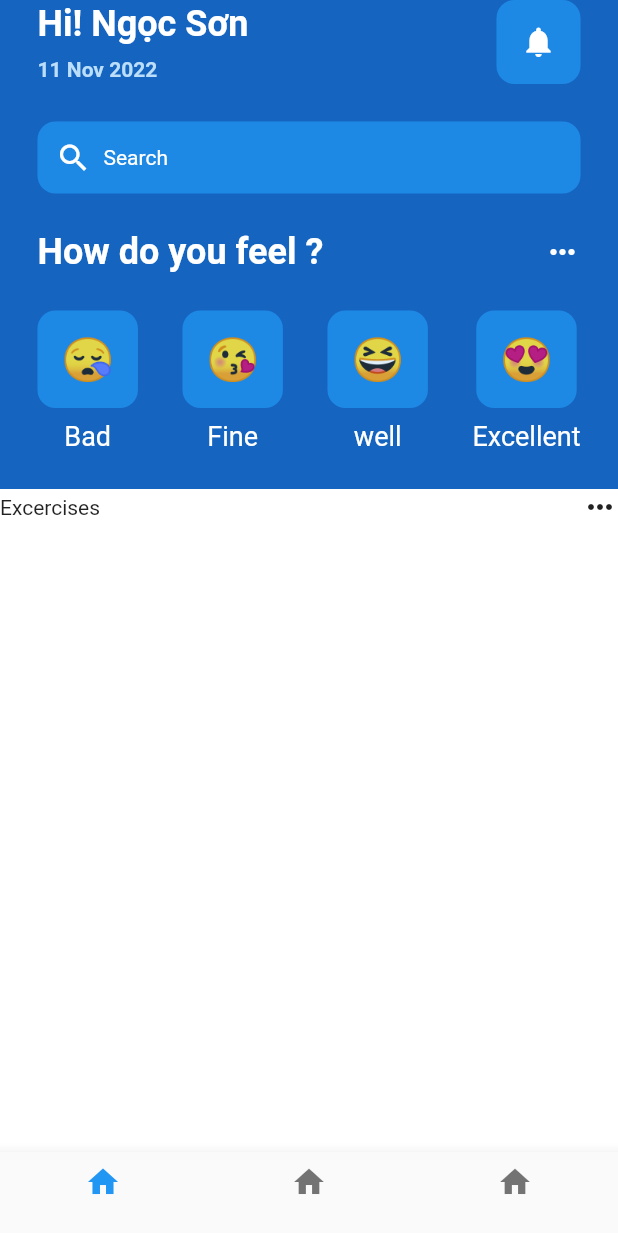
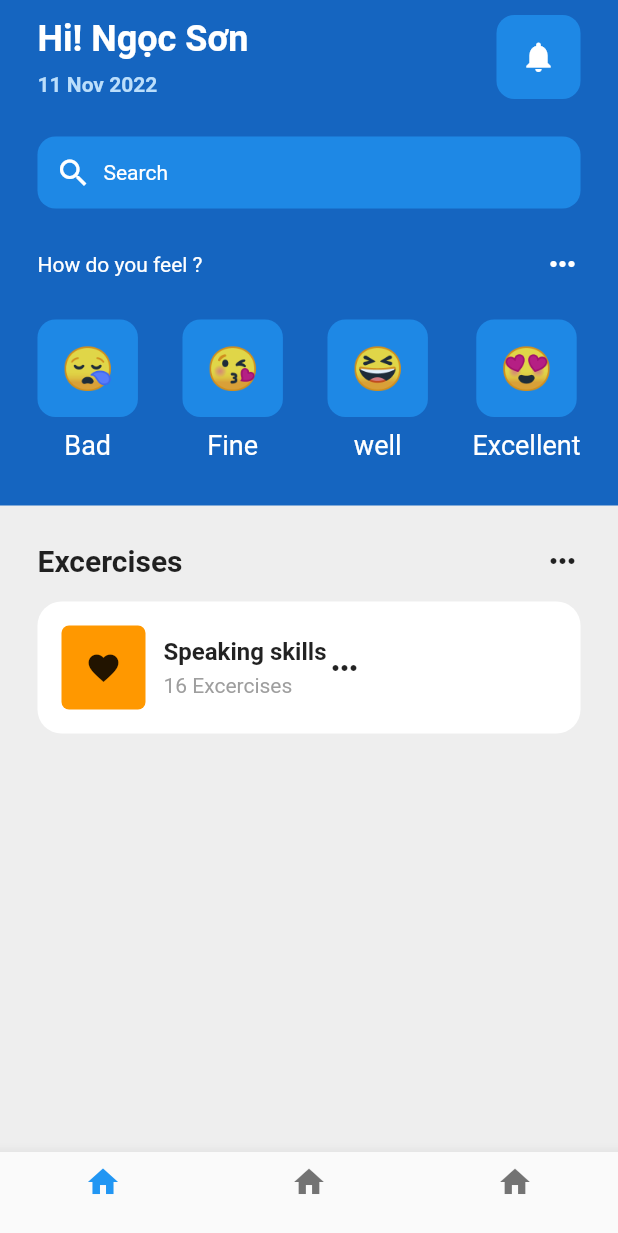
Before and after one commit to ngocsonit95/flutter_mentalhealthapp, a Flutter app: the screen it shows after launch, on a phone screen of 412 x 824 dp. Shown: the top 1233 px of the screen. Run offline on Flutter 3.47's test engine with Material 2 defaults, Android fonts, the phone set to English and light mode, and no system bars.

Commit message:
Push code

```diff
--- a/lib/screens/home_page.dart
+++ b/lib/screens/home_page.dart
@@ -17,15 +17,15 @@ class _HomePageState extends State<HomePage> {
         backgroundColor: Colors.blue[800],
         bottomNavigationBar: BottomNavigationBar(
           items: [
-            BottomNavigationBarItem(
+            const BottomNavigationBarItem(
               icon: Icon(Icons.home),
               label: '',
             ),
-            BottomNavigationBarItem(
+            const BottomNavigationBarItem(
               icon: Icon(Icons.home),
               label: '',
             ),
-            BottomNavigationBarItem(
+            const BottomNavigationBarItem(
               icon: Icon(Icons.home),
               label: '',
             )
@@ -35,7 +35,8 @@ class _HomePageState extends State<HomePage> {
             child: Column(
           children: [
             Padding(
-              padding: const EdgeInsets.symmetric(horizontal: 25.0),
+              padding:
+                  const EdgeInsets.symmetric(horizontal: 25.0, vertical: 10.0),
               child: Column(
                 children: [
                   Row(
@@ -44,14 +45,14 @@ class _HomePageState extends State<HomePage> {
                       Column(
                         crossAxisAlignment: CrossAxisAlignment.start,
                         children: [
-                          Text(
+                          const Text(
                             "Hi! Ngọc Sơn",
                             style: TextStyle(
                                 color: Colors.white,
                                 fontSize: 24,
                                 fontWeight: FontWeight.bold),
                           ),
-                          SizedBox(
+                          const SizedBox(
                             height: 8.0,
                           ),
                           Text(
@@ -66,15 +67,15 @@ class _HomePageState extends State<HomePage> {
                         decoration: BoxDecoration(
                             color: Colors.blue[600],
                             borderRadius: BorderRadius.circular(12.0)),
-                        padding: EdgeInsets.all(16.0),
-                        child: Icon(
+                        padding: const EdgeInsets.all(16.0),
+                        child: const Icon(
                           Icons.notifications,
                           color: Colors.white,
                         ),
                       )
                     ],
                   ),
-                  SizedBox(
+                  const SizedBox(
                     height: 25.0,
                   ),
                   //Search bar
@@ -86,15 +87,15 @@ class _HomePageState extends State<HomePage> {
                       padding: const EdgeInsets.all(12),
                       child: Row(
                         children: [
-                          Icon(
+                          const Icon(
                             Icons.search,
                             color: Colors.white,
                             size: 24.0,
                           ),
-                          SizedBox(
+                          const SizedBox(
                             width: 8.0,
                           ),
-                          Text(
+                          const Text(
                             "Search",
                             style: TextStyle(color: Colors.white),
                           )
@@ -102,26 +103,23 @@ class _HomePageState extends State<HomePage> {
                       ),
                     ),
                   ),
-                  SizedBox(
+                  const SizedBox(
                     height: 25.0,
                   ),
                   Row(
                     mainAxisAlignment: MainAxisAlignment.spaceBetween,
                     children: [
-                      Text(
+                      const Text(
                         "How do you feel ?",
-                        style: TextStyle(
-                            color: Colors.white,
-                            fontSize: 24,
-                            fontWeight: FontWeight.bold),
+                        style: TextStyle(color: Colors.white),
                       ),
-                      Icon(
+                      const Icon(
                         Icons.more_horiz,
                         color: Colors.white,
                       )
                     ],
                   ),
-                  SizedBox(
+                  const SizedBox(
                     height: 25.0,
                   ),
                   //4 different
@@ -134,10 +132,10 @@ class _HomePageState extends State<HomePage> {
                           const EmotionFace(
                             emotionFace: '😪',
                           ),
-                          SizedBox(
+                          const SizedBox(
                             height: 8.0,
                           ),
-                          Text(
+                          const Text(
                             "Bad",
                             style:
                                 TextStyle(color: Colors.white, fontSize: 18.0),
@@ -150,10 +148,10 @@ class _HomePageState extends State<HomePage> {
                           const EmotionFace(
                             emotionFace: '😘',
                           ),
-                          SizedBox(
+                          const SizedBox(
                             height: 8.0,
                           ),
-                          Text("Fine",
+                          const Text("Fine",
                               style: TextStyle(
                                   color: Colors.white, fontSize: 18.0)),
                         ],
@@ -164,10 +162,10 @@ class _HomePageState extends State<HomePage> {
                           const EmotionFace(
                             emotionFace: '😆',
                           ),
-                          SizedBox(
+                          const SizedBox(
                             height: 8.0,
                           ),
-                          Text("well",
+                          const Text("well",
                               style: TextStyle(
                                   color: Colors.white, fontSize: 18.0)),
                         ],
@@ -176,10 +174,10 @@ class _HomePageState extends State<HomePage> {
                         children: [
                           //Excellent
                           const EmotionFace(emotionFace: '😍'),
-                          SizedBox(
+                          const SizedBox(
                             height: 8.0,
                           ),
-                          Text("Excellent",
+                          const Text("Excellent",
                               style: TextStyle(
                                   color: Colors.white, fontSize: 18.0)),
                         ],
@@ -189,20 +187,78 @@ class _HomePageState extends State<HomePage> {
                 ],
               ),
             ),
-            SizedBox(
-              height: 25,
+            const SizedBox(
+              height: 20,
             ),
             Expanded(
               child: Container(
-                color: Colors.white,
+                color: Colors.grey[200],
+                child: Padding(
+                  padding: const EdgeInsets.all(25.0),
                   child: Center(
                     child: Column(
                       children: [
+                        //Excercises heading
                         Row(
                           mainAxisAlignment: MainAxisAlignment.spaceBetween,
-                        children: [Text("Excercises"), Icon(Icons.more_horiz)],
+                          children: [
+                            const Text(
+                              "Excercises",
+                              style: TextStyle(
+                                  fontWeight: FontWeight.bold, fontSize: 20.0),
+                            ),
+                            const Icon(Icons.more_horiz)
+                          ],
+                        ),
+                        const SizedBox(
+                          height: 15.0,
+                        ),
+                        Container(
+                            padding: const EdgeInsets.all(16.0),
+                            decoration: BoxDecoration(
+                                color: Colors.white,
+                                borderRadius: BorderRadius.circular(16.0)),
+                            child: Row(
+                              mainAxisAlignment: MainAxisAlignment.spaceBetween,
+                              children: [
+                                Row(
+                                  children: [
+                                    Container(
+                                        decoration: BoxDecoration(
+                                            color: Colors.orange,
+                                            borderRadius:
+                                                BorderRadius.circular(5.0)),
+                                        padding: const EdgeInsets.all(16.0),
+                                        child: const Icon(Icons.favorite)),
+                                    const SizedBox(
+                                      width: 12.0,
+                                    ),
+                                    Column(
+                                      crossAxisAlignment:
+                                          CrossAxisAlignment.start,
+                                      children: [
+                                        const Text(
+                                          "Speaking skills",
+                                          style: TextStyle(
+                                              fontSize: 16,
+                                              fontWeight: FontWeight.bold),
+                                        ),
+                                        const SizedBox(
+                                          height: 5.0,
+                                        ),
+                                        const Text("16 Excercises",
+                                            style: TextStyle(
+                                                fontSize: 14,
+                                                color: Colors.grey))
+                                      ],
+                                    ),
+                                    const Icon(Icons.more_horiz)
+                                  ],
                                 )
                               ],
+                            )),
+                      ],
+                    ),
                   ),
                 ),
               ),
```
Lines whose indentation alone changed are shown as unchanged.
